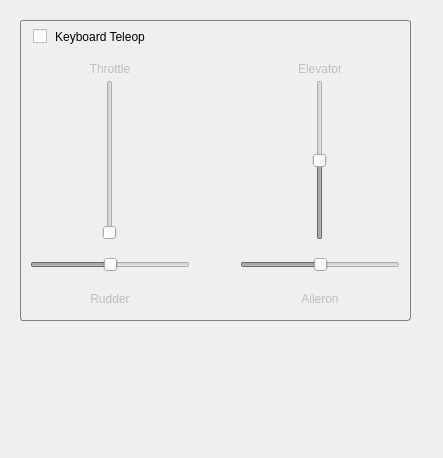
pvechersky/rotors_simulator, file rqt_rotors/resource/teleop_widget.ui: the form before one commit.
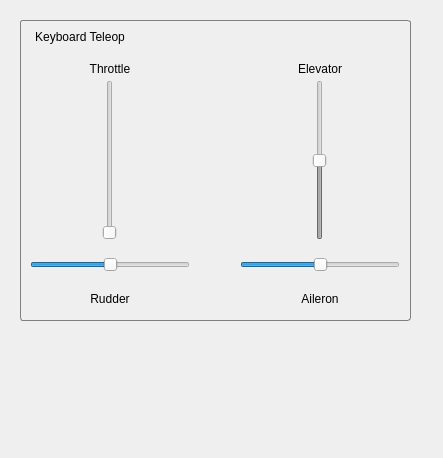
The form after the commit.

The edit to the form file:
```diff
--- a/rqt_rotors/resource/teleop_widget.ui
+++ b/rqt_rotors/resource/teleop_widget.ui
@@ -51,7 +51,7 @@
     <bool>false</bool>
    </property>
    <property name="checkable">
-    <bool>true</bool>
+    <bool>false</bool>
    </property>
    <property name="checked">
     <bool>false</bool>
```
